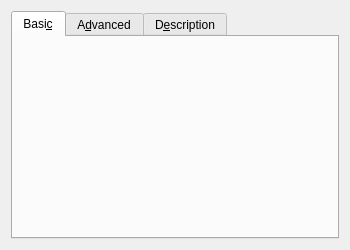
This is vbox/src/VBox/Frontends/VirtualBox/src/settings/machine/UIMachineSettingsGeneral.ui in jljuxgm/vboxgit as Qt 5 draws it before an edit. The edited form follows.
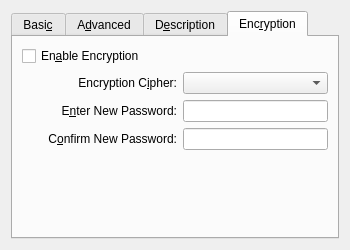
This is the edited form. The open tabs and pages were chosen to show the change. Custom widgets are drawn as their Qt base class.

Commit message:
commit_54953 ------------------------------------------------------------------------ r54953 | vboxsync | 2015-03-26 01:50:47 +0800 (Thu, 26 Mar 2015) | 1 line
FE/Qt: 7676: Runtime UI: Disk Encryption (DE) support: Initial implementation for Machine settings / General page / Encryption tab.
------------------------------------------------------------------------

Patch:
```diff
--- a/vbox/src/VBox/Frontends/VirtualBox/src/settings/machine/UIMachineSettingsGeneral.ui
+++ b/vbox/src/VBox/Frontends/VirtualBox/src/settings/machine/UIMachineSettingsGeneral.ui
@@ -207,6 +207,139 @@
        </item>
       </layout>
      </widget>
+     <widget class="QWidget" name="m_pTabEncryption">
+      <attribute name="title">
+       <string>Enc&amp;ryption</string>
+      </attribute>
+      <layout class="QGridLayout" name="m_pLayoutEncryption">
+       <item row="0" column="0" colspan="2">
+        <widget class="QCheckBox" name="m_pCheckBoxEncryption">
+         <property name="whatsThis">
+          <string>When checked, enables the encryption of this virtual machine.</string>
+         </property>
+         <property name="text">
+          <string>En&amp;able Encryption</string>
+         </property>
+        </widget>
+       </item>
+       <item row="1" column="0">
+        <spacer>
+         <property name="orientation">
+          <enum>Qt::Horizontal</enum>
+         </property>
+         <property name="sizeType">
+          <enum>QSizePolicy::Fixed</enum>
+         </property>
+         <property name="sizeHint">
+          <size>
+           <width>20</width>
+           <height>0</height>
+          </size>
+         </property>
+        </spacer>
+       </item>
+       <item row="1" column="1">
+        <widget class="QWidget" name="m_pWidgetEncryption">
+         <property name="sizePolicy">
+          <sizepolicy vsizetype="Fixed" hsizetype="MinimumExpanding">
+           <horstretch>1</horstretch>
+           <verstretch>0</verstretch>
+          </sizepolicy>
+         </property>
+         <layout class="QGridLayout" name="m_pLayoutEncryptionSettings">
+          <property name="leftMargin">
+           <number>0</number>
+          </property>
+          <property name="topMargin">
+           <number>0</number>
+          </property>
+          <property name="rightMargin">
+           <number>0</number>
+          </property>
+          <property name="bottomMargin">
+           <number>0</number>
+          </property>
+          <item row="0" column="0">
+           <widget class="QLabel" name="m_pLabelCipher">
+            <property name="text">
+             <string>Encryption C&amp;ipher:</string>
+            </property>
+            <property name="alignment">
+             <set>Qt::AlignRight|Qt::AlignTrailing|Qt::AlignVCenter</set>
+            </property>
+            <property name="buddy">
+             <cstring>m_pComboCipher</cstring>
+            </property>
+           </widget>
+          </item>
+          <item row="0" column="1">
+           <widget class="QComboBox" name="m_pComboCipher">
+            <property name="whatsThis" >
+             <string>Holds the cipher to be used for the virtual machine storage encryption.</string>
+            </property>
+           </widget>
+          </item>
+          <item row="1" column="0">
+           <widget class="QLabel" name="m_pLabelPassword1">
+            <property name="text">
+             <string>E&amp;nter New Password:</string>
+            </property>
+            <property name="alignment">
+             <set>Qt::AlignRight|Qt::AlignTrailing|Qt::AlignVCenter</set>
+            </property>
+            <property name="buddy">
+             <cstring>m_pEditorEncryptionPassword</cstring>
+            </property>
+           </widget>
+          </item>
+          <item row="1" column="1">
+           <widget class="QLineEdit" name="m_pEditorEncryptionPassword">
+            <property name="whatsThis" >
+             <string>Holds the password to be assigned for the virtual machine.</string>
+            </property>
+           </widget>
+          </item>
+          <item row="2" column="0">
+           <widget class="QLabel" name="m_pLabelPassword2">
+            <property name="text">
+             <string>C&amp;onfirm New Password:</string>
+            </property>
+            <property name="alignment">
+             <set>Qt::AlignRight|Qt::AlignTrailing|Qt::AlignVCenter</set>
+            </property>
+            <property name="buddy">
+             <cstring>m_pEditorEncryptionPasswordConfirm</cstring>
+            </property>
+           </widget>
+          </item>
+          <item row="2" column="1">
+           <widget class="QLineEdit" name="m_pEditorEncryptionPasswordConfirm">
+            <property name="whatsThis" >
+             <string>Confirms the password to be assigned for the virtual machine.</string>
+            </property>
+           </widget>
+          </item>
+         </layout>
+        </widget>
+       </item>
+       <item row="2" column="1">
+        <spacer>
+         <property name="orientation">
+          <enum>Qt::Vertical</enum>
+         </property>
+         <property name="sizeType">
+          <enum>QSizePolicy::Expanding</enum>
+         </property>
+         <property name="sizeHint">
+          <size>
+           <width>0</width>
+           <height>0</height>
+          </size>
+         </property>
+        </spacer>
+       </item>
+      </layout>
+     </widget>
     </widget>
    </item>
   </layout>
```
Left out of the diff: 9 changed lines with no effect on the pictures. The commit also changes 2 other files.
